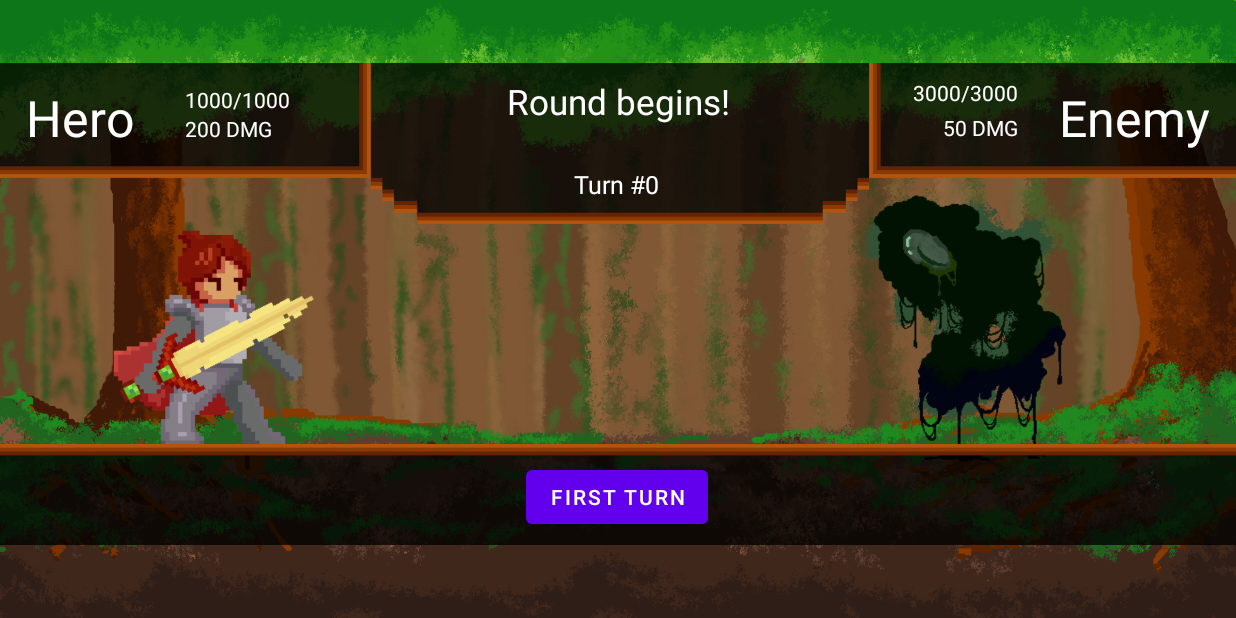
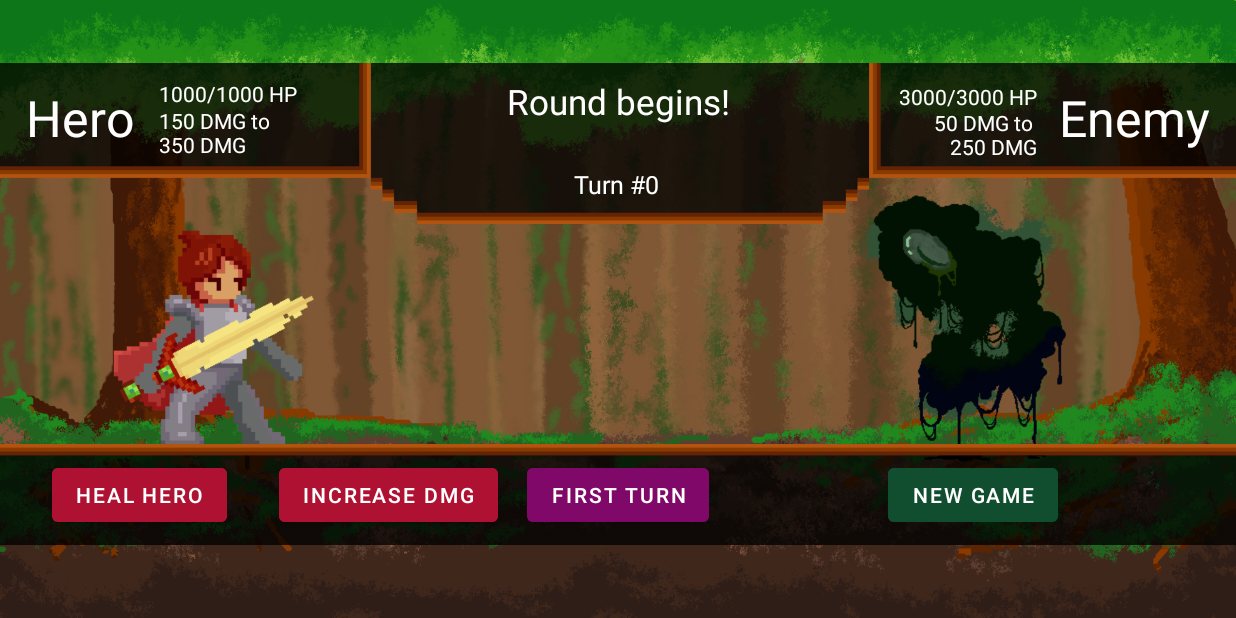
Before and after one commit to erikahannahCruz/Cruz_TurnBasedGame, an Android app: the screen it shows after launch (MainActivity), on a phone screen of 824 x 412 dp (held sideways). Run offline under Robolectric (Android 15) with nearby library versions, the phone set to English and light mode, and no system bars.

Commit message:
Added Heal ability and New game/retry button

```diff
--- a/app/src/main/java/com/example/cruz_turnbasedgame/MainActivity.java
+++ b/app/src/main/java/com/example/cruz_turnbasedgame/MainActivity.java
@@ -9,34 +9,44 @@ import android.view.WindowManager;
 import android.widget.Button;
 import android.widget.TextView;
 
+import java.util.Random;
+
 public class MainActivity extends AppCompatActivity implements View.OnClickListener {
 
     //creating objects
     TextView txtHeroHP , txtHeroDamage , txtEnemyHP , txtEnemyDamage , txtTurnCount , txtGameLog;
-    Button btnNextTurn ;
+    Button btnNextTurn , btnHeal , btnIncreaseDMG , btnNewGame ;
 
     //Hero Stats
     int heroHP = 1000 ;
-    int heroDamage = 200 ;
+    int heroMinDamage = 150;
+    int heroMaxDamage = 350;
+    int heroMinHeal = 300 ;
+    int heroMaxHeal= 850 ;
+    int heroDamage ;
+    Boolean heroDamageIncrease = false;
 
     //Enemy Stats
     int enemyHP = 3000 ;
-    int enemyDamage = 50 ;
+    int enemyMinDamage = 50;
+    int enemyMaxDamage = 250 ;
+    int enemyDamage ;
 
     // Turn Count
     int turnCount = 0 ;
+
+    //randomizer
+    Random randomizer = new Random() ;
 
 
     @Override
     protected void onCreate(Bundle savedInstanceState) {
         super.onCreate(savedInstanceState);
 
-
         //stuff changed to hide title banner upon startup
         requestWindowFeature(Window.FEATURE_NO_TITLE);
             getSupportActionBar().hide();
             this.getWindow().setFlags(WindowManager.LayoutParams.FLAG_FULLSCREEN,WindowManager.LayoutParams.FLAG_FULLSCREEN);
-            //HOPE THIS WORKS OH MY GOD
 
         //initially this was just under the super.OnCreate method
         setContentView(R.layout.activity_main);
@@ -49,44 +59,65 @@ public class MainActivity extends AppCompatActivity implements View.OnClickListe
         txtTurnCount = findViewById(R.id.txtTurnCount) ;
         txtGameLog = findViewById(R.id.txtGameLog) ;
         btnNextTurn = findViewById(R.id.btnNextTurn) ;
+        btnHeal = findViewById(R.id.btnHeal) ;
+        btnIncreaseDMG = findViewById(R.id.btnIncreaseDMG) ;
+        btnNewGame = findViewById(R.id.btnNewGame) ;
 
         // set the text views upon startup
-        txtHeroHP.setText(String.valueOf(heroHP + "/1000")) ;
-        txtHeroDamage.setText(String.valueOf(heroDamage + " DMG")) ;
-        txtEnemyHP.setText(String.valueOf(enemyHP + "/3000")) ;
-        txtEnemyDamage.setText(String.valueOf(enemyDamage + " DMG")) ;
+        txtHeroHP.setText(String.valueOf(heroHP + "/1000 HP")) ;
+        txtHeroDamage.setText(String.valueOf(String.valueOf(heroMinDamage) + " DMG to\n" + String.valueOf(heroMaxDamage) + " DMG")) ;
+        txtEnemyHP.setText(String.valueOf(enemyHP + "/3000 HP")) ;
+        txtEnemyDamage.setText(String.valueOf(String.valueOf(enemyMinDamage) + " DMG to \n" + String.valueOf(enemyMaxDamage) + " DMG")) ;
         txtTurnCount.setText("Turn #" + String.valueOf(turnCount)) ;
 
         // setting listener for button
         btnNextTurn.setOnClickListener(this) ;
+        btnHeal.setOnClickListener(this);
+        btnIncreaseDMG.setOnClickListener(this);
+        btnNewGame.setOnClickListener(this);
 
     }
 
     @Override
     public void onClick(View v) {
+
+        //NEXT TURN BUTTON
         switch(v.getId()) {
             case R.id.btnNextTurn:
+
 
                 /*hero's turn*/
                 if(turnCount % 2 == 0) {
 
+                    heroDamage = randomizer.nextInt(heroMaxDamage - heroMinDamage) + heroMinDamage;
+
                     //for attacking
                     enemyHP = enemyHP - heroDamage ;
                     turnCount++ ;
-                    txtEnemyHP.setText(String.valueOf(enemyHP + "/3000")) ;
+                    txtEnemyHP.setText(String.valueOf(enemyHP + "/3000 HP")) ;
                     txtTurnCount.setText("Turn #" + String.valueOf(turnCount)) ;
                     txtGameLog.setText("Hero deals " + String.valueOf(heroDamage) + "\ndamage to the enemy." ) ;
                     btnNextTurn.setText("Enemy's turn") ;
 
+                    btnNewGame.setEnabled(false);
+
+                    //Disable the Heal and attack increase button
+                    btnHeal.setEnabled(false) ;
+                    btnIncreaseDMG.setEnabled(false) ;
+
                     //Win condition
                     if (enemyHP <= 0) {
                         txtGameLog.setText("Hero deals " + String.valueOf(heroDamage) + "\ndamage to the enemy. You Win!" ) ;
-                        btnNextTurn.setText("Retry?") ;
+                        btnNextTurn.setText("Victory!") ;
                         //Reset variables
                         heroHP = 1000 ;
                         enemyHP = 3000 ;
                         turnCount = 0 ;
-                        //lock buttons ADD KA PA NG CODE
+                        btnHeal.setEnabled(false) ;
+                        btnIncreaseDMG.setEnabled(false) ;
+                        btnNextTurn.setEnabled(false);
+                        btnNewGame.setEnabled(true);
+
                     }
                     else {}
 
@@ -94,23 +125,41 @@ public class MainActivity extends AppCompatActivity implements View.OnClickListe
 
                 /*Enemy's turn*/
                 else if (turnCount % 2 == 1) {
+
+                    enemyDamage = randomizer.nextInt(enemyMaxDamage - enemyMinDamage) + enemyMinDamage ;
+
                     //during attacking
                     heroHP = heroHP - enemyDamage ;
                     turnCount++ ;
-                    txtHeroHP.setText(String.valueOf(heroHP + "/1000")) ;
+                    txtHeroHP.setText(String.valueOf(heroHP + "/1000 HP")) ;
                     txtTurnCount.setText("Turn #" + String.valueOf(turnCount)) ;
                     txtGameLog.setText(String.valueOf("Enemy deals " + String.valueOf(enemyDamage) + "\ndamage to the hero.")) ;
                     btnNextTurn.setText("Hero's turn") ;
 
+                    btnNewGame.setEnabled(false);
+
+                    //Enable the Heal and attack increase button
+                    btnHeal.setEnabled(true) ;
+                    btnIncreaseDMG.setEnabled(true) ;
+
+
+                    //Critical hit indicator
+                    if (enemyDamage >= 200) {
+
+                        txtGameLog.setText(String.valueOf("Enemy deals " + String.valueOf(enemyDamage) + " damage \nto the hero. A critical hit!")) ;
+
+                    }
+
+                    else {}
+
                     //Lose Condition
                     if (heroHP <= 0) {
                         txtGameLog.setText(String.valueOf("Enemy deals " + String.valueOf(enemyDamage) + "\ndamage to the hero. You Lose!")) ;
-                        btnNextTurn.setText("Retry?") ;
-                        //Reset variables
-                        heroHP = 1000 ;
-                        enemyHP = 3000 ;
-                        turnCount = 0 ;
-                        //lock buttons ADD KA PA NG CODE
+                        btnNextTurn.setText("Defeat.") ;
+                        btnHeal.setEnabled(false) ;
+                        btnIncreaseDMG.setEnabled(false) ;
+                        btnNextTurn.setEnabled(false);
+                        btnNewGame.setEnabled(true);
                     }
                     else {}
                 }
@@ -118,6 +167,71 @@ public class MainActivity extends AppCompatActivity implements View.OnClickListe
                 break;
         }
 
+        //HEAL BUTTON
+        switch(v.getId()) {
+            case R.id.btnHeal:
+
+                //Hero Heal Randomizer
+                int heroHeal = randomizer.nextInt(heroMaxHeal - heroMinHeal) + heroMinHeal;
+
+                //Adds health to hero
+                heroHP = heroHP + heroHeal;
+                txtHeroHP.setText(String.valueOf(heroHP + "/1000 HP")) ;
+
+                txtGameLog.setText("Hero heals " + heroHeal + " HP.");
+
+                turnCount++ ;
+
+                //Disable Button
+                btnHeal.setEnabled(false) ;
+                btnIncreaseDMG.setEnabled(false) ;
+                btnNewGame.setEnabled(false);
+
+                //Full recovery indicator
+                if (heroHP == 1000) {
+                    txtGameLog.setText("Hero heals " + heroHeal + " HP.\nA full recovery!");
+
+                }
+
+                else if (heroHP > 1000) {
+                    txtGameLog.setText("Hero heals " + heroHeal + " HP.\nDivine recovery!");
+
+                }
+
+                else{}
+
+        }
+
+        //ATTACK INCREASE BUTTON
+        switch(v.getId()) {
+            case R.id.btnIncreaseDMG:
+
+
+        }
+
+
+        //RETRY BUTTON
+        switch(v.getId()) {
+            case R.id.btnNewGame:
+
+                btnNextTurn.setText("First turn") ;
+
+                heroHP = 1000 ;
+                enemyHP = 3000 ;
+                turnCount = 0 ;
+
+                txtHeroHP.setText(String.valueOf(heroHP + "/1000 HP")) ;
+                txtEnemyHP.setText(String.valueOf(enemyHP + "/3000 HP")) ;
+
+                txtGameLog.setText(String.valueOf("Round Begins!")) ;
+                txtTurnCount.setText("Turn #" + String.valueOf(turnCount)) ;
+
+                btnHeal.setEnabled(true) ;
+                btnIncreaseDMG.setEnabled(true) ;
+                btnNextTurn.setEnabled(true);
+
+        }
+
     }
 
 }
--- a/app/src/main/res/layout/activity_main.xml
+++ b/app/src/main/res/layout/activity_main.xml
@@ -58,21 +58,20 @@
         android:id="@+id/btnNextTurn"
         android:layout_width="wrap_content"
         android:layout_height="wrap_content"
+        android:backgroundTint="#800869"
         android:text="First Turn"
         android:textColor="#ffffff"
         app:layout_constraintBottom_toBottomOf="@+id/imgBtnLog"
         app:layout_constraintEnd_toEndOf="@+id/imgBtnLog"
-        app:layout_constraintHorizontal_bias="0.499"
         app:layout_constraintStart_toStartOf="@+id/imgBtnLog"
-        app:layout_constraintTop_toTopOf="@+id/imgBtnLog"
-        app:layout_constraintVertical_bias="0.518" />
+        app:layout_constraintTop_toTopOf="@+id/imgBtnLog" />
 
     <TextView
         android:id="@+id/txtHeroDamage"
         android:layout_width="wrap_content"
         android:layout_height="wrap_content"
+        android:gravity="left"
         android:text="TextView"
-        android:gravity="left"
         android:textColor="#ffffff"
         app:layout_constraintBottom_toBottomOf="@+id/imageView9"
         app:layout_constraintEnd_toEndOf="@+id/txtHeroHP"
@@ -83,17 +82,17 @@
 
     <TextView
         android:id="@+id/txtHeroHP"
-        android:layout_width="wrap_content"
-        android:layout_height="wrap_content"
+        android:layout_width="110dp"
+        android:layout_height="18dp"
+        android:gravity="left"
         android:text="TextView"
-        android:gravity="left"
         android:textColor="#ffffff"
         app:layout_constraintBottom_toBottomOf="@+id/imageView9"
         app:layout_constraintEnd_toEndOf="parent"
-        app:layout_constraintHorizontal_bias="0.05"
+        app:layout_constraintHorizontal_bias="0.026"
         app:layout_constraintStart_toEndOf="@+id/txtHeroName"
         app:layout_constraintTop_toTopOf="@+id/imageView9"
-        app:layout_constraintVertical_bias="0.347" />
+        app:layout_constraintVertical_bias="0.324" />
 
     <TextView
         android:id="@+id/txtTurnCount"
@@ -139,24 +138,24 @@
 
     <TextView
         android:id="@+id/txtEnemyHP"
-        android:layout_width="78dp"
-        android:layout_height="23dp"
+        android:layout_width="101dp"
+        android:layout_height="17dp"
+        android:gravity="right"
         android:text="TextView"
         android:textColor="#ffffff"
-        android:gravity="right"
         app:layout_constraintBottom_toBottomOf="@+id/imageView9"
         app:layout_constraintEnd_toStartOf="@+id/txtEnemyName"
-        app:layout_constraintHorizontal_bias="0.957"
+        app:layout_constraintHorizontal_bias="0.976"
         app:layout_constraintStart_toStartOf="@+id/imageView9"
         app:layout_constraintTop_toTopOf="@+id/imageView9"
-        app:layout_constraintVertical_bias="0.331" />
+        app:layout_constraintVertical_bias="0.333" />
 
     <TextView
         android:id="@+id/txtEnemyDamage"
         android:layout_width="wrap_content"
         android:layout_height="wrap_content"
+        android:gravity="right"
         android:text="TextView"
-        android:gravity="right"
         android:textColor="#ffffff"
         app:layout_constraintBottom_toBottomOf="@+id/imageView9"
         app:layout_constraintEnd_toEndOf="@+id/txtEnemyHP"
@@ -179,4 +178,43 @@
         app:layout_constraintTop_toTopOf="@+id/imageView9"
         app:layout_constraintVertical_bias="0.345" />
 
+    <Button
+        android:id="@+id/btnHeal"
+        android:layout_width="wrap_content"
+        android:layout_height="wrap_content"
+        android:backgroundTint="#af1133"
+        android:enabled="true"
+        android:text="Heal Hero"
+        app:layout_constraintBottom_toBottomOf="@+id/btnIncreaseDMG"
+        app:layout_constraintEnd_toStartOf="@+id/btnIncreaseDMG"
+        app:layout_constraintStart_toStartOf="@+id/imgBtnLog"
+        app:layout_constraintTop_toTopOf="@+id/btnIncreaseDMG" />
+
+    <Button
+        android:id="@+id/btnIncreaseDMG"
+        android:layout_width="wrap_content"
+        android:layout_height="wrap_content"
+        android:backgroundTint="#af1133"
+        android:enabled="true"
+        android:text="Increase DMG"
+        app:layout_constraintBottom_toBottomOf="@+id/btnNextTurn"
+        app:layout_constraintEnd_toStartOf="@+id/btnNextTurn"
+        app:layout_constraintHorizontal_bias="0.905"
+        app:layout_constraintStart_toStartOf="@+id/imgBtnLog"
+        app:layout_constraintTop_toTopOf="@+id/btnNextTurn"
+        app:layout_constraintVertical_bias="0.0" />
+
+    <Button
+        android:id="@+id/btnNewGame"
+        android:layout_width="wrap_content"
+        android:layout_height="wrap_content"
+        android:text="New Game"
+        android:textColor="#ffffff"
+        android:enabled="false"
+        android:backgroundTint="#104e2f"
+        app:layout_constraintBottom_toBottomOf="@+id/btnNextTurn"
+        app:layout_constraintEnd_toEndOf="@+id/imgBtnLog"
+        app:layout_constraintStart_toEndOf="@+id/btnNextTurn"
+        app:layout_constraintTop_toTopOf="@+id/btnNextTurn" />
+
 </androidx.constraintlayout.widget.ConstraintLayout>
```
